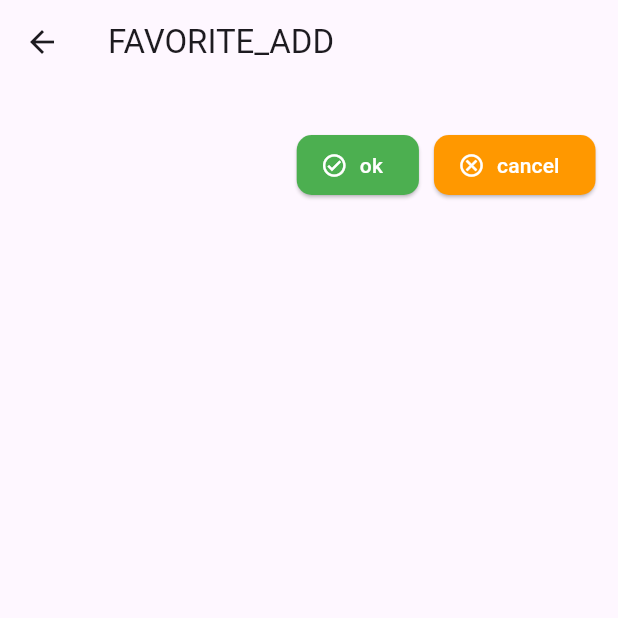
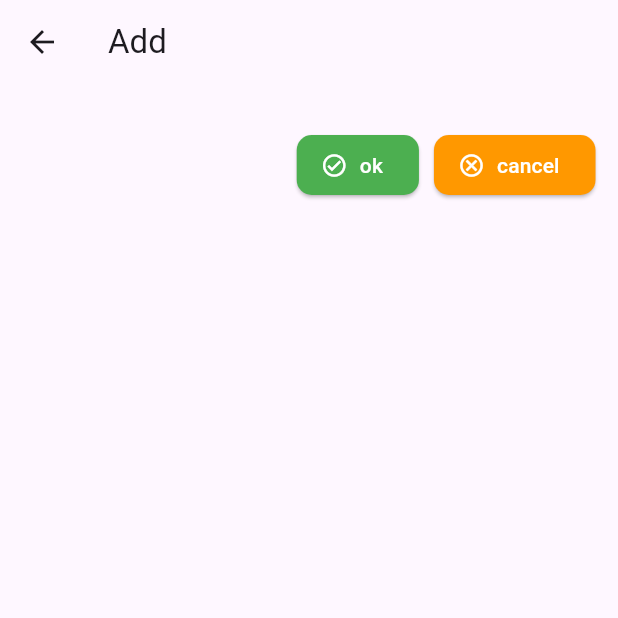
Before and after one commit to woodyvillage/stash-book, a Flutter app: the screen it shows after launch, after a tap on "Add", on a phone screen of 412 x 824 dp, the top half of it. Run offline on Flutter 3.47's test engine with Material 3 defaults, Android fonts, the phone set to English and light mode, and no system bars; our stand-ins replace rxdart, sqflite; missing offline and left inert: dart:ffi; accounts and stored records are empty; generated files the repository leaves out were written again.

Commit message:
refine floater form title

```diff
--- a/lib/service/floater_action_service.dart
+++ b/lib/service/floater_action_service.dart
@@ -9,13 +9,18 @@ class FloaterActionService {
     int index,
   ) {
     MaterialPageRoute route = MaterialPageRoute(
-      builder: (context) => const ActivityForm(edit: false),
+      builder: (context) => ActivityForm(
+        edit: false,
+        index: index,
+      ),
     );
-
     switch (index) {
       case indexMenu:
         route = MaterialPageRoute(
-          builder: (context) => const FavoriteForm(edit: false),
+          builder: (context) => FavoriteForm(
+            edit: false,
+            index: index,
+          ),
         );
         break;
     }
--- a/lib/view/application/contents/activity/activity_form.dart
+++ b/lib/view/application/contents/activity/activity_form.dart
@@ -1,13 +1,14 @@
 import 'package:flutter/material.dart';
-import 'package:stash_book/const/application_const.dart';
+import 'package:flutter_gen/gen_l10n/app_localizations.dart';
 import 'package:stash_book/const/routing_const.dart';
 import 'package:stash_book/model/form/dto/form_button_dto.dart';
 import 'package:stash_book/view/application/contents/common/application_implement.dart';
 import 'package:stash_book/view/design/command_button/command_button_organisms.dart';
 
 class ActivityForm extends StatefulWidget {
-  const ActivityForm({super.key, required this.edit});
+  const ActivityForm({super.key, required this.edit, required this.index});
   final bool edit;
+  final int index;
 
   @override
   State createState() => _ActivityFormState();
@@ -29,8 +30,8 @@ class _ActivityFormState extends State<ActivityForm> {
     return Scaffold(
       resizeToAvoidBottomInset: false,
       appBar: AppBar(
-        title: Text(floaterText[indexMenu]),
-      ),
+          title: Text(AppLocalizations.of(context)!
+              .floater(floaterText[widget.index]))),
       body: GestureDetector(
         onTap: () {
           FocusScope.of(context).unfocus();
```
Also changed, not shown: lib/view/application/contents/favorite/favorite_form.dart (+16 -12 lines).
